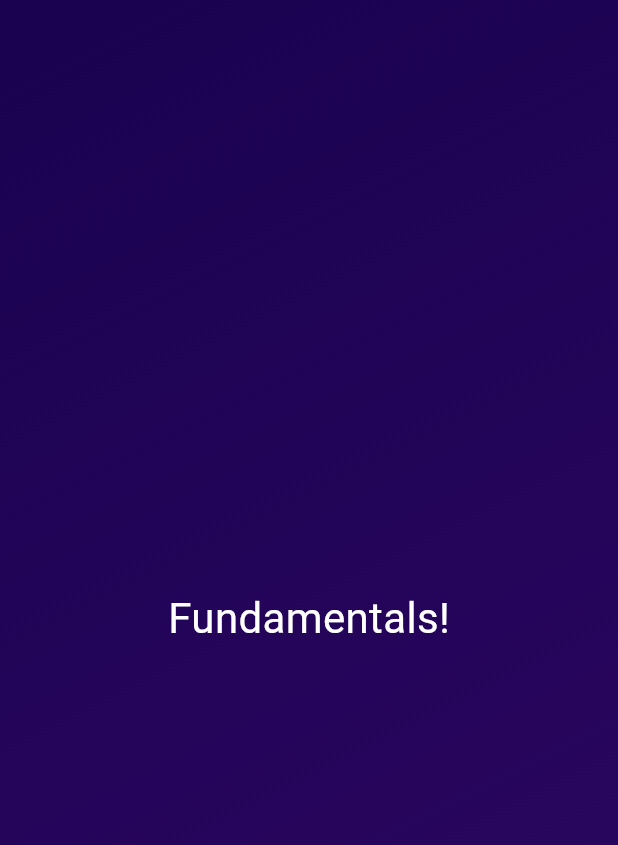
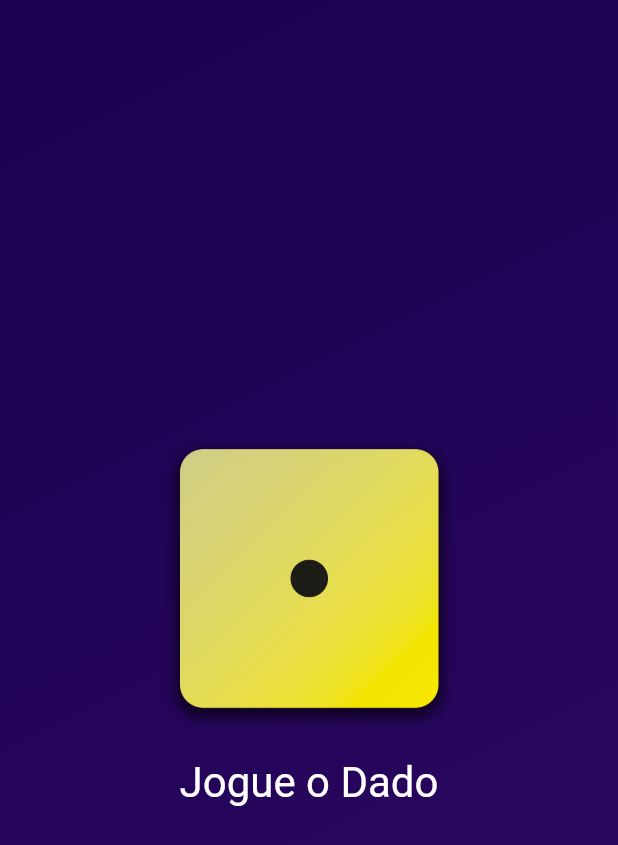
Before and after one commit to thiago-dev-front/flutter-basics, a Flutter app: the screen it shows after launch, on a phone screen of 412 x 824 dp. Shown: the top 845 px of the screen. Run offline on Flutter 3.47's test engine with Material 3 defaults, Android fonts, the phone set to English and light mode, and no system bars.

```diff
--- /dev/null
+++ b/lib/dice_roller.dart
@@ -0,0 +1,46 @@
+import 'dart:math';
+import 'package:flutter/material.dart';
+
+final randomizer = Random();
+
+class DiceRoller extends StatefulWidget {
+  const DiceRoller({super.key});
+
+  @override
+  State<DiceRoller> createState() {
+    return _DiceRollerState();
+  }
+}
+
+class _DiceRollerState extends State<DiceRoller> {
+  var currentDiceRoll = 1;
+
+  void rolldice() {
+    setState(() {
+      currentDiceRoll = randomizer.nextInt(6) + 1;
+    });
+  }
+
+  @override
+  Widget build(context) {
+    return Column(
+      // Centraliza o elemnto no eixo vertical
+      mainAxisSize: MainAxisSize.min,
+      children: [
+        Image.asset(
+          'assets/images/dice-$currentDiceRoll.png',
+          width: 200,
+        ),
+        TextButton(
+          onPressed: rolldice,
+          style: TextButton.styleFrom(
+            padding: const EdgeInsets.only(top: 20),
+            foregroundColor: Colors.white,
+            textStyle: const TextStyle(fontSize: 28),
+          ),
+          child: const Text('Jogue o Dado'),
+        )
+      ],
+    );
+  }
+}
--- a/lib/gradient_container.dart
+++ b/lib/gradient_container.dart
@@ -1,11 +1,11 @@
 import 'package:flutter/material.dart';
-import 'package:first_app/heading.dart';
+import 'package:first_app/dice_roller.dart';
 
 const startAlignment = Alignment.topLeft;
 const endAlignment = Alignment.bottomRight;
 
 class GradientContainer extends StatelessWidget {
-  const GradientContainer(this.color1, this.color2, {super.key});
+   const GradientContainer(this.color1, this.color2, {super.key});
 
   final Color color1;
   final Color color2;
@@ -20,7 +20,9 @@ class GradientContainer extends StatelessWidget {
           end: endAlignment,
         ),
       ),
-      child: const Center(child: Heading('Fundamentals!')),
+      child: const Center(
+        child: DiceRoller()
+      ),
     );
   }
 }
--- a/lib/main.dart
+++ b/lib/main.dart
@@ -5,7 +5,10 @@ void main() {
   runApp(
     const MaterialApp(
       home: Scaffold(
-        body: GradientContainer(Color.fromARGB(255, 26, 2, 80), Color.fromARGB(255, 45, 7, 98)),
+        body: GradientContainer(
+          Color.fromARGB(255, 26, 2, 80),
+          Color.fromARGB(255, 45, 7, 98),
+        ),
       ),
     ),
   );
```
Also changed, not shown: pubspec.yaml (+7 -3 lines), assets/images/dice-1.png (added), assets/images/dice-2.png (added), assets/images/dice-3.png (added), assets/images/dice-4.png (added), assets/images/dice-5.png (added), assets/images/dice-6.png (added).
